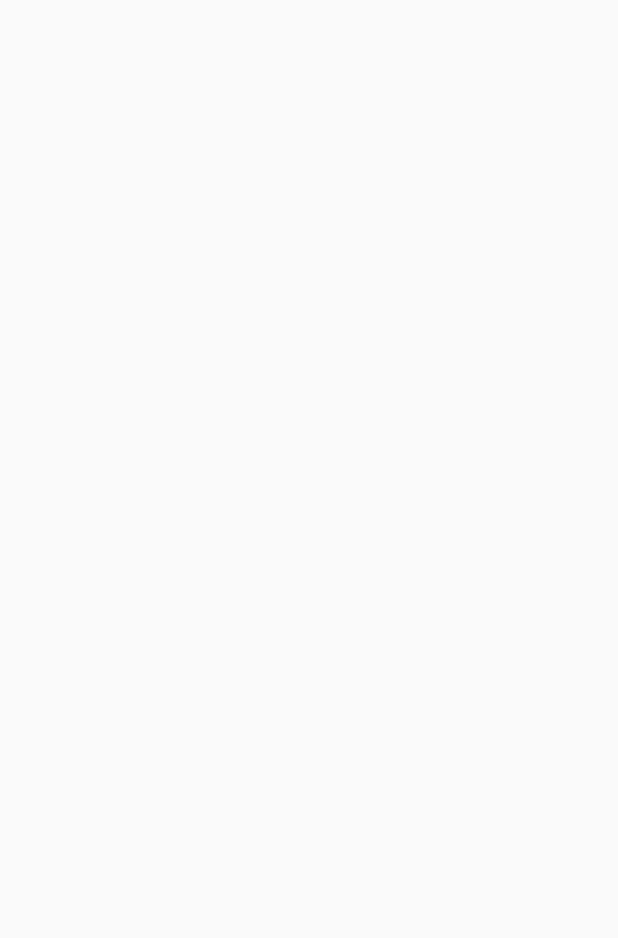
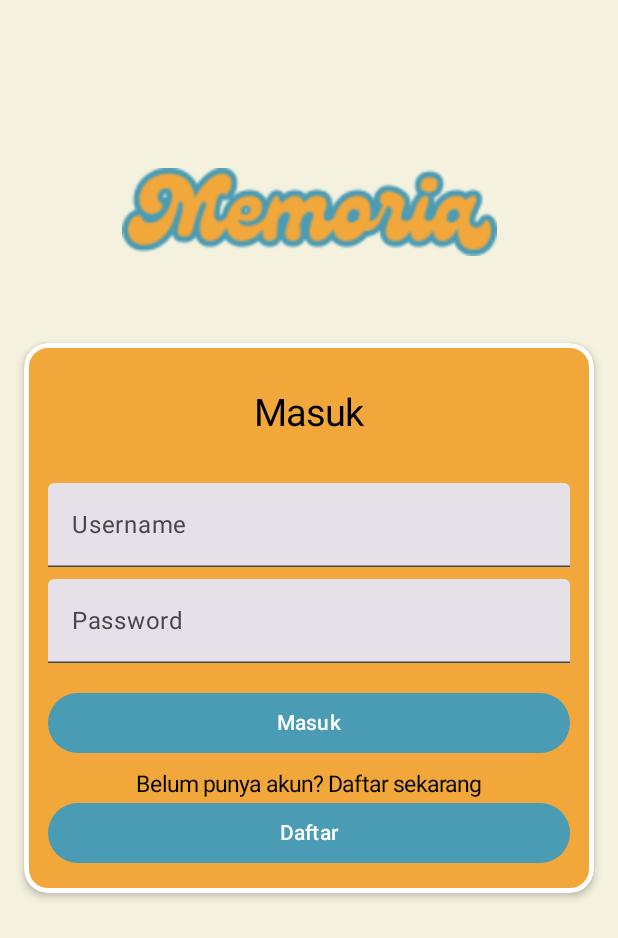
Before and after one commit to delon-nazara/campus-project-cc-end-semester, an Android app built with Jetpack Compose: the LOGIN_SCREEN screen opened through its navigation route, on a phone screen of 412 x 824 dp. Before the commit the part shown is empty. Shown: the top 938 px of the screen. Run offline under Robolectric (Android 15) with nearby library versions, the phone set to English and light mode, and no system bars.

Commit message:
Update login screen navigation

```diff
--- /dev/null
+++ b/app/src/main/java/com/example/proyekakhircloudcomputing/ui/screen/LoginScreen.kt
@@ -0,0 +1,111 @@
+package com.example.proyekakhircloudcomputing.ui.screen
+
+import androidx.compose.foundation.Image
+import androidx.compose.foundation.background
+import androidx.compose.foundation.border
+import androidx.compose.foundation.layout.Box
+import androidx.compose.foundation.layout.Column
+import androidx.compose.foundation.layout.Spacer
+import androidx.compose.foundation.layout.fillMaxSize
+import androidx.compose.foundation.layout.fillMaxWidth
+import androidx.compose.foundation.layout.height
+import androidx.compose.foundation.layout.padding
+import androidx.compose.foundation.layout.size
+import androidx.compose.foundation.layout.wrapContentWidth
+import androidx.compose.foundation.shape.RoundedCornerShape
+import androidx.compose.material3.Button
+import androidx.compose.material3.ButtonDefaults
+import androidx.compose.material3.Text
+import androidx.compose.material3.TextField
+import androidx.compose.runtime.Composable
+import androidx.compose.runtime.getValue
+import androidx.compose.runtime.mutableStateOf
+import androidx.compose.runtime.remember
+import androidx.compose.runtime.setValue
+import androidx.compose.ui.Alignment
+import androidx.compose.ui.Modifier
+import androidx.compose.ui.draw.clip
+import androidx.compose.ui.draw.shadow
+import androidx.compose.ui.graphics.Color
+import androidx.compose.ui.res.colorResource
+import androidx.compose.ui.res.painterResource
+import androidx.compose.ui.tooling.preview.Preview
+import androidx.compose.ui.unit.dp
+import androidx.compose.ui.unit.sp
+import com.example.proyekakhircloudcomputing.R
+
+@Preview
+@Composable
+fun LoginScreen(
+    onLoginButtonClicked: (String, String) -> Unit = { _, _ -> },
+    onRegisterButtonClicked: () -> Unit = {}
+) {
+    var username by remember { mutableStateOf("") }
+    var password by remember { mutableStateOf("") }
+
+    Image(
+        painter = painterResource(id = R.drawable.title),
+        contentDescription = null,
+        modifier = Modifier.size(250.dp)
+    )
+    Box(
+        modifier = Modifier
+            .fillMaxSize()
+            .background(colorResource(R.color.yellow_background))
+            .padding(16.dp)
+
+    ) {
+        Image(
+            painter = painterResource(id = R.drawable.title),
+            contentDescription = null,
+            modifier = Modifier
+                .size(250.dp)
+                .align(Alignment.TopCenter)
+        )
+        Column(
+            modifier = Modifier
+                .shadow(3.dp, shape = RoundedCornerShape(16.dp))
+                .border(3.dp, Color.White, shape = RoundedCornerShape(16.dp))
+                .clip(RoundedCornerShape(16.dp))
+                .wrapContentWidth()
+                .align(alignment = Alignment.Center)
+                .background(colorResource(R.color.orange))
+                .padding(16.dp),
+        ) {
+            Text(text = "Masuk", fontSize = 25.sp, color = Color.Black, modifier = Modifier.align(
+                Alignment.CenterHorizontally).padding(all = 16.dp))
+            Spacer(modifier = Modifier.height(16.dp))
+
+            TextField(
+                value = username,
+                onValueChange = { username = it },
+                label = { Text("Username") },
+                modifier = Modifier.fillMaxWidth()
+            )
+            Spacer(modifier = Modifier.height(8.dp))
+            TextField(
+                value = password,
+                onValueChange = { password = it },
+                label = { Text("Password") },
+                modifier = Modifier.fillMaxWidth()
+            )
+            Spacer(modifier = Modifier.height(16.dp))
+            Button(
+                onClick = { onLoginButtonClicked(username, password) },
+                colors = ButtonDefaults.buttonColors(colorResource(R.color.blue_main)),
+                modifier = Modifier.fillMaxWidth()
+            ) {
+                Text(text = "Masuk")
+            }
+
+            Spacer(modifier = Modifier.height(8.dp))
+
+            Text(text = "Belum punya akun? Daftar sekarang", fontSize = 15.sp, modifier = Modifier.align(
+                Alignment.CenterHorizontally))
+
+            Button(onClick = onRegisterButtonClicked, colors = ButtonDefaults.buttonColors(colorResource(R.color.blue_main)), modifier = Modifier.fillMaxWidth()) {
+                Text(text = "Daftar")
+            }
+        }
+    }
+}
--- a/app/src/main/java/com/example/proyekakhircloudcomputing/utils/NavigationComponent.kt
+++ b/app/src/main/java/com/example/proyekakhircloudcomputing/utils/NavigationComponent.kt
@@ -5,6 +5,7 @@
 import androidx.navigation.compose.NavHost
 import androidx.navigation.compose.composable
 import com.example.proyekakhircloudcomputing.data.source.Route
+import com.example.proyekakhircloudcomputing.ui.screen.LoginScreen
 import com.example.proyekakhircloudcomputing.ui.screen.WelcomeScreen
 
 @Composable
@@ -30,7 +31,11 @@
 
         // Route login screen
         composable(Route.LOGIN_SCREEN.name) {
-
+            LoginScreen(
+                onRegisterButtonClicked = {
+                    navController.navigate(Route.REGISTER_SCREEN.name)
+                }
+            )
         }
 
         // Route register screen
```
Also changed, not shown: app/src/main/java/com/example/proyekakhircloudcomputing/ui/screen/archive/LoginScreenOld.kt (renamed from app/src/main/java/com/example/proyekakhircloudcomputing/ui/screen/archive/LoginActivity.kt, +26 -26 lines), app/src/main/java/com/example/proyekakhircloudcomputing/ui/screen/archive/SignUpActivity.kt (+0 -16 lines).
